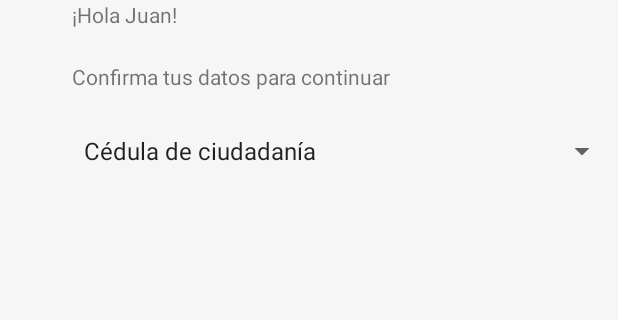
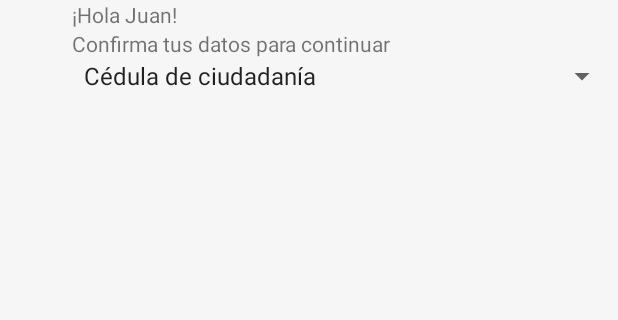
Before and after one commit to santiago-ar/androidLogin, an Android app: the screen it shows after launch (MainActivity), on a phone screen of 412 x 824 dp, the part 197-517 px from its top. Run offline under Robolectric (Android 15) with nearby library versions, the phone set to English and light mode, and no system bars.

Commit message:
wrapp content textview

```diff
--- a/app/src/main/res/layout/login.xml
+++ b/app/src/main/res/layout/login.xml
@@ -14,14 +14,14 @@
 
     <TextView
         android:layout_width="match_parent"
-        android:layout_height="41dp"
+        android:layout_height="wrap_content"
         android:layout_marginLeft="@android:dimen/app_icon_size"
         android:text="¡Hola Juan!"
         android:textAlignment="viewStart" />
 
     <TextView
         android:layout_width="match_parent"
-        android:layout_height="47dp"
+        android:layout_height="wrap_content"
         android:layout_marginLeft="@android:dimen/app_icon_size"
         android:text="Confirma tus datos para continuar"
         android:textAlignment="viewStart" />
```
